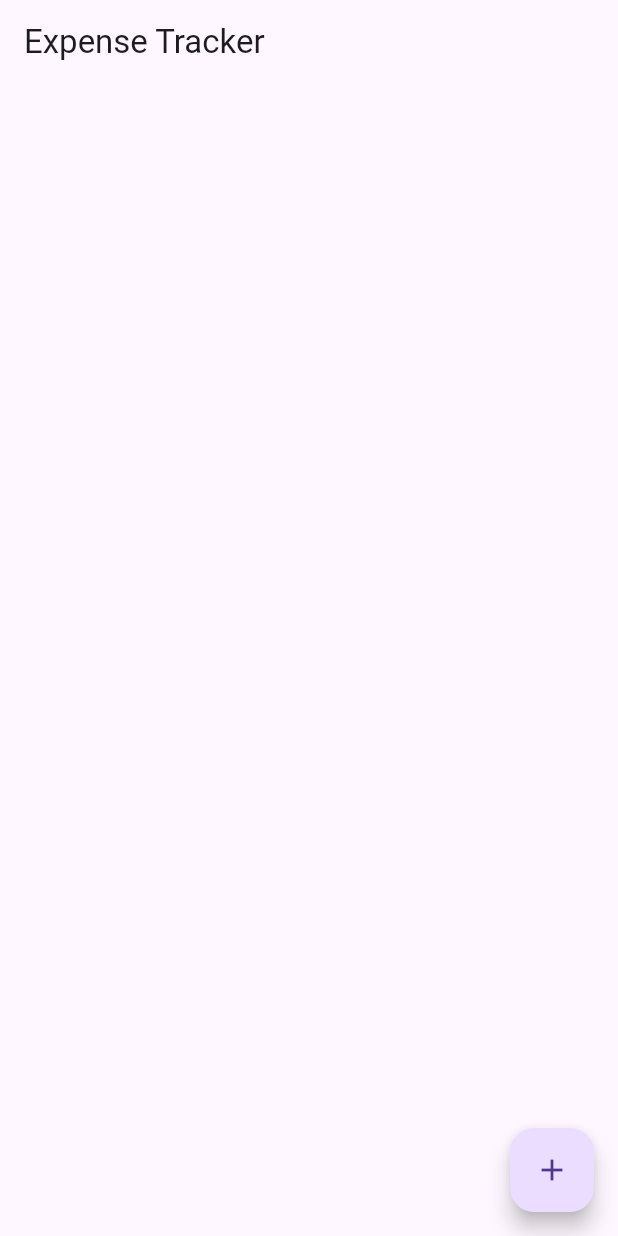
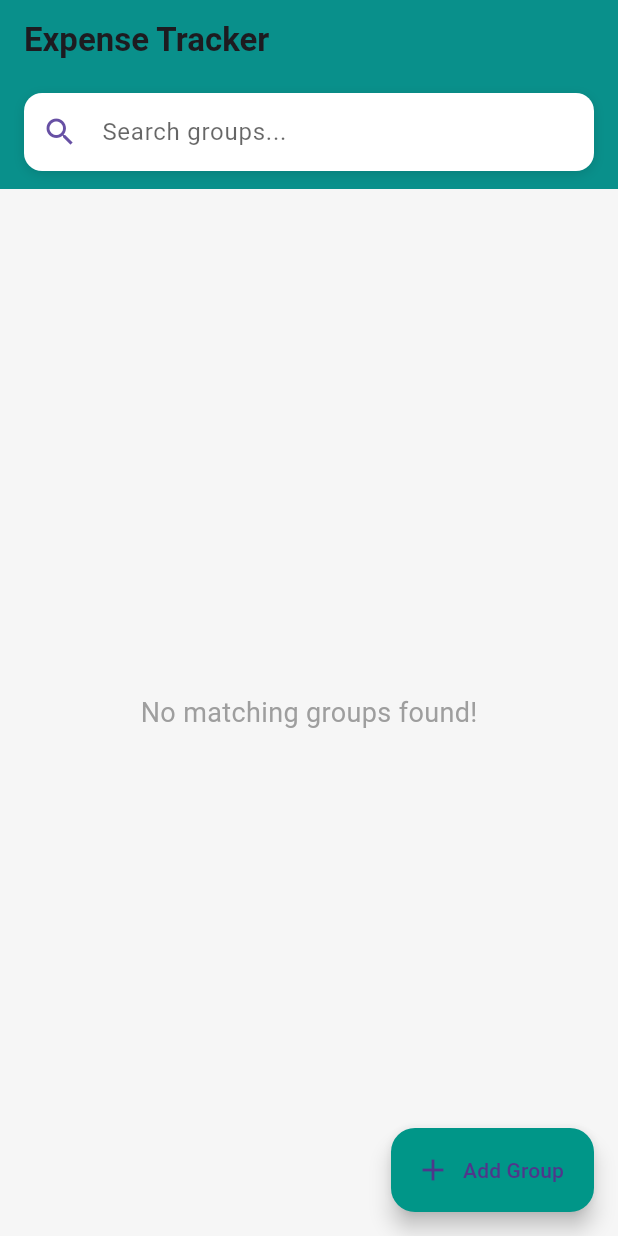
Before and after one commit to Saminever/expense_tracker, a Flutter app: the screen it shows after launch, on a phone screen of 412 x 824 dp. Run offline on Flutter 3.47's test engine with Material 3 defaults, Android fonts, the phone set to English and light mode, and no system bars; our stand-ins replace get, hive, hive_flutter; accounts and stored records are empty.

Commit message:
new feature add

```diff
--- a/lib/view/home_screen.dart
+++ b/lib/view/home_screen.dart
@@ -1,53 +1,166 @@
 import 'package:expence_tracker_app/model/group_model.dart';
-import 'package:expence_tracker_app/view/group_screen.dart';
 import 'package:flutter/material.dart';
 import 'package:get/get.dart';
 import 'package:hive/hive.dart';
 import 'package:hive_flutter/hive_flutter.dart';
+// import '../models/group_model.dart';
+import 'group_screen.dart';
 
+class HomeScreen extends StatefulWidget {
+  const HomeScreen({super.key});
 
-class HomeScreen extends StatelessWidget {
+  @override
+  State<HomeScreen> createState() => _HomeScreenState();
+}
+
+class _HomeScreenState extends State<HomeScreen> {
   final groupBox = Hive.box<GroupModel>('groups');
   final TextEditingController groupController = TextEditingController();
+  final TextEditingController searchController = TextEditingController();
+  List<GroupModel> filteredGroups = [];
 
-  HomeScreen({super.key});
+  @override
+  void initState() {
+    super.initState();
+    searchController.addListener(_onSearchChanged);
+    filteredGroups = groupBox.values.toList();
+  }
+
+  void _onSearchChanged() {
+    final query = searchController.text.toLowerCase();
+    setState(() {
+      filteredGroups = groupBox.values
+          .where((group) => group.name.toLowerCase().contains(query))
+          .toList();
+    });
+  }
 
   void addGroup() {
     final name = groupController.text.trim();
     if (name.isNotEmpty) {
       groupBox.add(GroupModel(name: name));
       groupController.clear();
+      _onSearchChanged(); // Update list after adding
     }
   }
 
   @override
   Widget build(BuildContext context) {
     return Scaffold(
-      appBar: AppBar(title: const Text('Expense Tracker')),
+      backgroundColor: const Color(0xFFF6F6F6),
+      appBar: AppBar(
+        title: const Text("Expense Tracker",
+            style: TextStyle(fontWeight: FontWeight.bold)),
+        backgroundColor: Colors.teal,
+        elevation: 4,
+        bottom: PreferredSize(
+          preferredSize: const Size.fromHeight(70),
+          child: Padding(
+            padding: const EdgeInsets.fromLTRB(16, 8, 16, 12),
+            child: AnimatedContainer(
+              duration: const Duration(milliseconds: 300),
+              curve: Curves.easeInOut,
+              decoration: BoxDecoration(
+                color: Theme.of(context).brightness == Brightness.dark
+                    ? Colors.grey[850]
+                    : Colors.white,
+                borderRadius: BorderRadius.circular(12),
+                boxShadow: Theme.of(context).brightness == Brightness.dark
+                    ? []
+                    : [
+                        BoxShadow(
+                          color: Colors.black12,
+                          blurRadius: 6,
+                          offset: const Offset(0, 2),
+                        ),
+                      ],
+              ),
+              child: TextField(
+                controller: searchController,
+                onChanged: (_) => _onSearchChanged(),
+                style: TextStyle(
+                  fontSize: 16,
+                  color: Theme.of(context).textTheme.bodyLarge?.color,
+                ),
+                decoration: InputDecoration(
+                  hintText: "Search groups...",
+                  hintStyle: TextStyle(
+                    color: Theme.of(context).hintColor,
+                  ),
+                  prefixIcon: Icon(Icons.search,
+                      color: Theme.of(context).colorScheme.primary),
+                  suffixIcon: searchController.text.isNotEmpty
+                      ? IconButton(
+                          icon: const Icon(Icons.clear),
+                          onPressed: () {
+                            searchController.clear();
+                            _onSearchChanged();
+                          },
+                        )
+                      : null,
+                  border: InputBorder.none,
+                  contentPadding:
+                      const EdgeInsets.symmetric(horizontal: 16, vertical: 14),
+                ),
+              ),
+            ),
+          ),
+        ),
+      ),
       body: ValueListenableBuilder(
         valueListenable: groupBox.listenable(),
         builder: (context, Box<GroupModel> box, _) {
-          final groups = box.values.toList();
+          final hasResults = filteredGroups.isNotEmpty;
+
+          if (!hasResults) {
+            return const Center(
+              child: Text(
+                "No matching groups found!",
+                style: TextStyle(fontSize: 18, color: Colors.grey),
+              ),
+            );
+          }
+
           return ListView.builder(
-            itemCount: groups.length,
+            padding: const EdgeInsets.all(12),
+            itemCount: filteredGroups.length,
             itemBuilder: (context, index) {
-              final group = groups[index];
-              return ListTile(
-                title: Text(group.name),
-                onTap: () => Get.to(() => GroupScreen(groupName: group.name)),
+              final group = filteredGroups[index];
+              return Card(
+                elevation: 4,
+                margin: const EdgeInsets.symmetric(vertical: 8),
+                shape: RoundedRectangleBorder(
+                    borderRadius: BorderRadius.circular(12)),
+                child: ListTile(
+                  contentPadding:
+                      const EdgeInsets.symmetric(horizontal: 16, vertical: 12),
+                  title: Text(
+                    group.name,
+                    style: const TextStyle(
+                        fontSize: 18, fontWeight: FontWeight.bold),
+                  ),
+                  trailing: const Icon(Icons.arrow_forward_ios,
+                      size: 16, color: Colors.teal),
+                  onTap: () => Get.to(() => GroupScreen(groupName: group.name)),
+                ),
               );
             },
           );
         },
       ),
-      floatingActionButton: FloatingActionButton(
+      floatingActionButton: FloatingActionButton.extended(
         onPressed: () => showDialog(
           context: context,
           builder: (_) => AlertDialog(
-            title: const Text("Add Group"),
+            shape:
+                RoundedRectangleBorder(borderRadius: BorderRadius.circular(16)),
+            title: const Text("Create New Group"),
             content: TextField(
               controller: groupController,
-              decoration: const InputDecoration(hintText: "Enter group name"),
+              decoration: const InputDecoration(
+                hintText: "Enter group name",
+                border: OutlineInputBorder(),
+              ),
             ),
             actions: [
               TextButton(
@@ -56,11 +169,13 @@ class HomeScreen extends StatelessWidget {
                   Get.back();
                 },
                 child: const Text("Add"),
-              )
+              ),
             ],
           ),
         ),
-        child: const Icon(Icons.add),
+        label: const Text("Add Group"),
+        icon: const Icon(Icons.add),
+        backgroundColor: Colors.teal,
       ),
     );
   }
```
